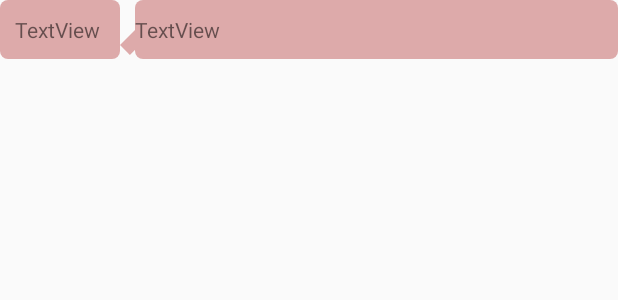
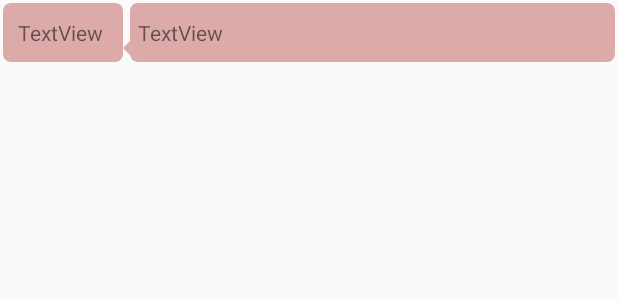
Before and after one commit to Rishab95333/Hack-O-Holics, an Android app: the layout row_item.xml on its own in the app's theme, with its tools: preview values and no code run, on a phone screen of 412 x 824 dp. Shown: the top 300 px of the screen. Run offline under Robolectric (Android 15) with nearby library versions, the phone set to English and light mode, and no system bars.

Commit message:
list formatted

```diff
--- a/app/src/main/java/com/dmi/meetingrecorder/MainActivity.kt
+++ b/app/src/main/java/com/dmi/meetingrecorder/MainActivity.kt
@@ -176,6 +176,7 @@ class MainActivity : AppCompatActivity() {
                     isFirst = true
                 runOnUiThread(Runnable { dialogAdapter.notifyDataSetChanged() })
             }
+//            recyclerView.scrollToPosition(dialogAdapter.itemCount - 1);
         }
 
         override fun onConnected() {
--- a/app/src/main/res/drawable/message1.xml
+++ b/app/src/main/res/drawable/message1.xml
@@ -12,7 +12,7 @@
             </shape>
         </rotate>
     </item>
-    <item android:left="10dp">
+    <item android:left="5dp">
         <shape android:shape="rectangle" >
             <solid android:color="#daa" />
 
--- a/app/src/main/res/drawable/message10.xml
+++ b/app/src/main/res/drawable/message10.xml
@@ -12,7 +12,7 @@
             </shape>
         </rotate>
     </item>
-    <item android:left="10dp">
+    <item android:left="5dp">
         <shape android:shape="rectangle" >
             <solid android:color="#de7" />
 
--- a/app/src/main/res/drawable/message2.xml
+++ b/app/src/main/res/drawable/message2.xml
@@ -12,7 +12,7 @@
             </shape>
         </rotate>
     </item>
-    <item android:left="10dp">
+    <item android:left="5dp">
         <shape android:shape="rectangle" >
             <solid android:color="#dea" />
 
--- a/app/src/main/res/drawable/message3.xml
+++ b/app/src/main/res/drawable/message3.xml
@@ -12,7 +12,7 @@
             </shape>
         </rotate>
     </item>
-    <item android:left="10dp">
+    <item android:left="5dp">
         <shape android:shape="rectangle" >
             <solid android:color="#CCC" />
 
--- a/app/src/main/res/drawable/message4.xml
+++ b/app/src/main/res/drawable/message4.xml
@@ -12,7 +12,7 @@
             </shape>
         </rotate>
     </item>
-    <item android:left="10dp">
+    <item android:left="5dp">
         <shape android:shape="rectangle" >
             <solid android:color="#0dd" />
 
--- a/app/src/main/res/drawable/message5.xml
+++ b/app/src/main/res/drawable/message5.xml
@@ -12,7 +12,7 @@
             </shape>
         </rotate>
     </item>
-    <item android:left="10dp">
+    <item android:left="5dp">
         <shape android:shape="rectangle" >
             <solid android:color="#dad" />
 
--- a/app/src/main/res/drawable/message6.xml
+++ b/app/src/main/res/drawable/message6.xml
@@ -12,7 +12,7 @@
             </shape>
         </rotate>
     </item>
-    <item android:left="10dp">
+    <item android:left="5dp">
         <shape android:shape="rectangle" >
             <solid android:color="#aae" />
 
--- a/app/src/main/res/drawable/message7.xml
+++ b/app/src/main/res/drawable/message7.xml
@@ -12,7 +12,7 @@
             </shape>
         </rotate>
     </item>
-    <item android:left="10dp">
+    <item android:left="5dp">
         <shape android:shape="rectangle" >
             <solid android:color="#ea6" />
 
--- a/app/src/main/res/drawable/message8.xml
+++ b/app/src/main/res/drawable/message8.xml
@@ -12,7 +12,7 @@
             </shape>
         </rotate>
     </item>
-    <item android:left="10dp">
+    <item android:left="5dp">
         <shape android:shape="rectangle" >
             <solid android:color="#dd8" />
 
--- a/app/src/main/res/drawable/message9.xml
+++ b/app/src/main/res/drawable/message9.xml
@@ -12,7 +12,7 @@
             </shape>
         </rotate>
     </item>
-    <item android:left="10dp">
+    <item android:left="5dp">
         <shape android:shape="rectangle" >
             <solid android:color="#ed9" />
 
--- a/app/src/main/res/layout/row_item.xml
+++ b/app/src/main/res/layout/row_item.xml
@@ -2,7 +2,9 @@
 <RelativeLayout
     xmlns:android="http://schemas.android.com/apk/res/android"
     android:layout_width="match_parent"
-    android:layout_height="wrap_content">
+    android:layout_height="wrap_content"
+    android:layout_margin="2dp"
+    >
 
     <TextView
         android:id="@+id/textViewSpeaker"
```
